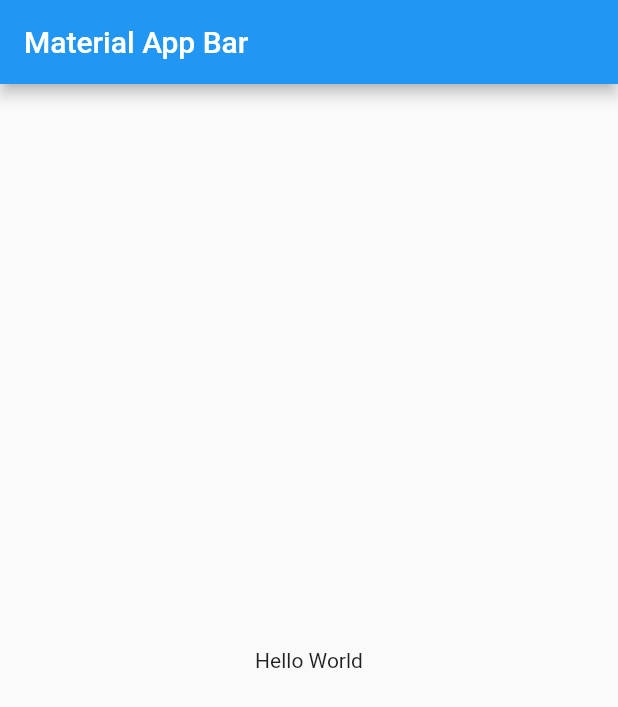
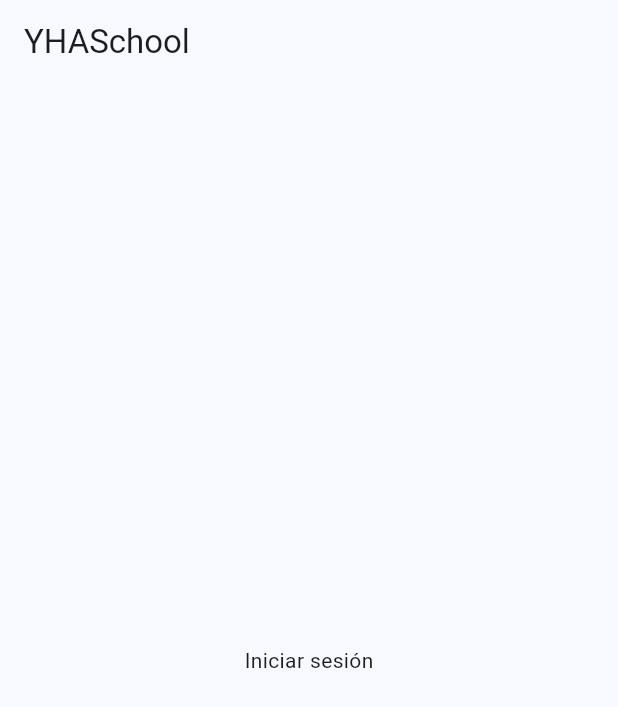
Before and after one commit to Yeison2017/fl_yhaschool, a Flutter app: the screen it shows after launch, on a phone screen of 412 x 824 dp. Shown: the top 707 px of the screen. Run offline on Flutter 3.47's test engine with Material 2 defaults, Android fonts, the phone set to English and light mode, and no system bars.

Commit message:
Configuración inicial del theme general

```diff
--- a/lib/config/theme/app_theme.dart
+++ b/lib/config/theme/app_theme.dart
@@ -1,7 +1,28 @@
 import 'package:flutter/material.dart';
 
+const Color _custonColor = Color(0xFF49149F);
+
+const List<Color> _colorThemes = [
+  _custonColor,
+  Colors.blue,
+  Colors.teal,
+  Colors.green,
+  Colors.yellow,
+  Colors.orange,
+  Colors.pink,
+];
+
 class AppTheme {
+  final int selectedColor;
+
+  AppTheme({this.selectedColor = 0})
+      : assert(selectedColor >= 0 && selectedColor <= _colorThemes.length - 1,
+            'Colors must be between 0 and ${_colorThemes.length}');
+
   ThemeData theme() {
-    return ThemeData();
+    return ThemeData(
+        useMaterial3: true,
+        colorSchemeSeed: _colorThemes[selectedColor],
+        brightness: Brightness.light);
   }
 }
--- a/lib/main.dart
+++ b/lib/main.dart
@@ -1,3 +1,4 @@
+import 'package:fl_yhaschool/config/theme/app_theme.dart';
 import 'package:flutter/material.dart';
 
 void main() => runApp(const MyApp());
@@ -10,12 +11,13 @@
     return MaterialApp(
       title: 'YHA School',
       debugShowCheckedModeBanner: false,
+      theme: AppTheme(selectedColor: 1).theme(),
       home: Scaffold(
         appBar: AppBar(
-          title: const Text('Material App Bar'),
+          title: const Text('YHASchool'),
         ),
         body: const Center(
-          child: Text('Hello World'),
+          child: Text('Iniciar sesión'),
         ),
       ),
     );
```
